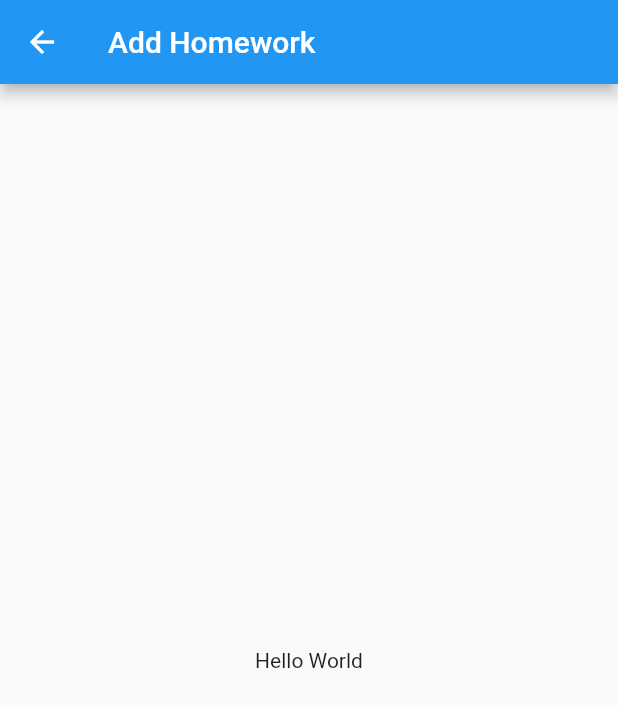
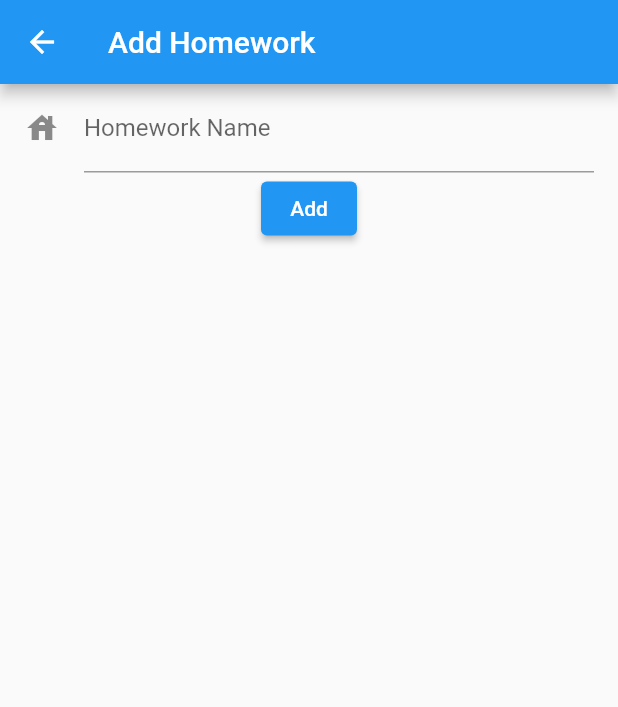
Before and after one commit to 10Meisterbaelle/StudyPlan, a Flutter app: the Add screen opened directly, on a phone screen of 412 x 824 dp. Shown: the top 707 px of the screen. Run offline on Flutter 3.47's test engine with Material 2 defaults, Android fonts, the phone set to English and light mode, and no system bars.

```diff
--- a/lib/add.dart
+++ b/lib/add.dart
@@ -7,6 +7,8 @@ class Add extends StatefulWidget {
 }
 
 class _AddState extends State<Add> {
+  final GlobalKey<FormState> _formKey = GlobalKey<FormState>();
+
   @override
   Widget build(BuildContext context) {
     return Scaffold(
@@ -19,9 +21,29 @@ class _AddState extends State<Add> {
   }
 
   _buildBody() {
-    return const Center(
-      // TODO: Implement input fields
-      child: Text("Hello World"),
+    return Form(
+      key: _formKey,
+      child: Scrollbar(
+        child: SingleChildScrollView(
+          padding: const EdgeInsets.symmetric(horizontal: 16),
+          child: Column(
+            children: [
+              TextFormField(
+                decoration: InputDecoration(
+                  icon: const Icon(Icons.house),
+                  labelText: "Homework Name",
+                ),
+              ),
+              Center(
+                child: ElevatedButton(
+                  onPressed: () {  },
+                  child: Text("Add"),
+                ),
+              )
+            ],
+          ),
+        ),
+      ),
     );
   }
 }
```
